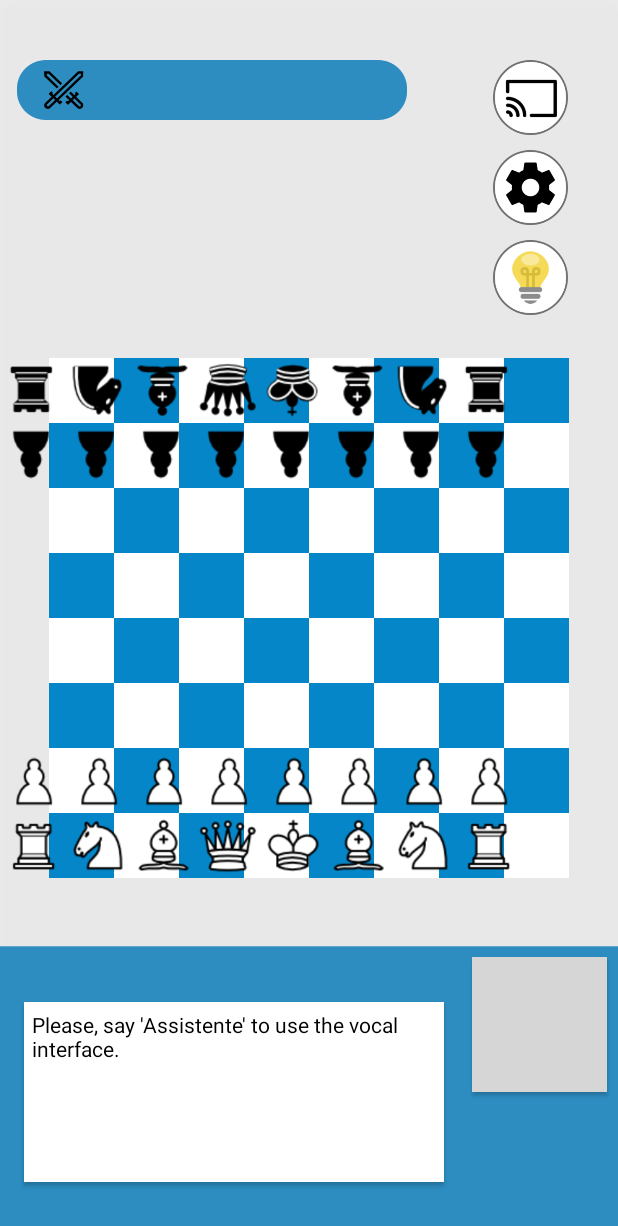
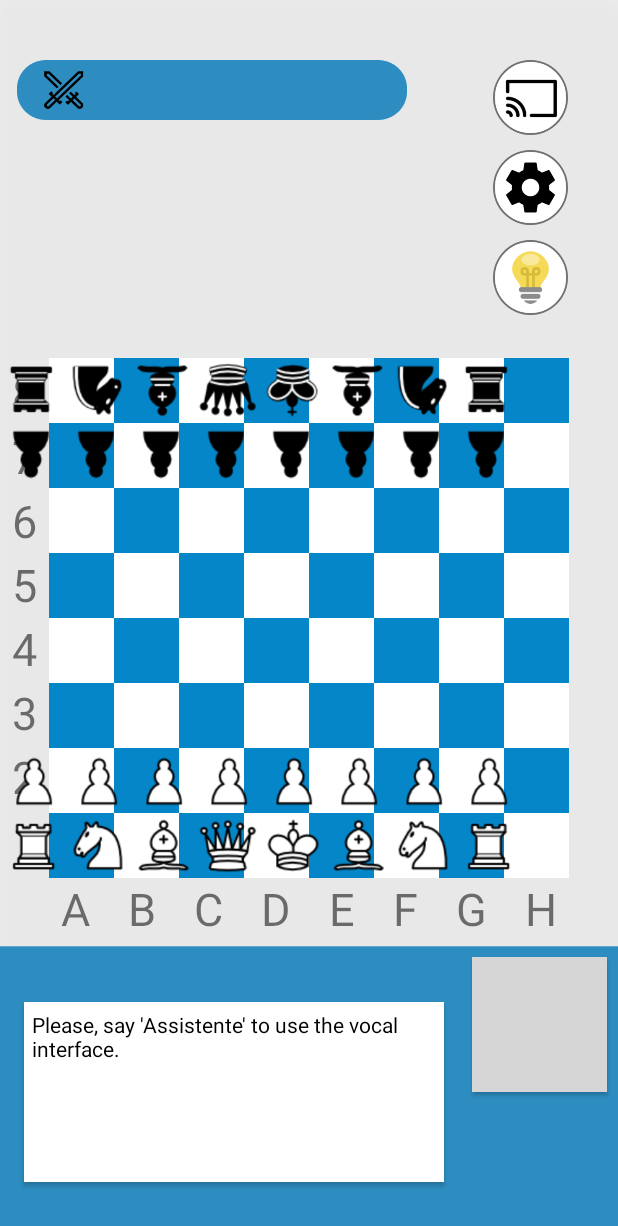
Before and after one commit to ValerioGoretti/ChessEleven, an Android app: the MainActivity screen opened directly, with no data from a screen before it, on a phone screen of 412 x 824 dp. Shown: the top 1226 px of the screen. Run offline under Robolectric (Android 15) with nearby library versions, the phone set to English and light mode, and no system bars; libraries missing offline, so code that uses them is left out: com.github.bhlangonijr.chesslib; 2 statements that could not run were skipped; grey boxes are pictures that could not be loaded.

Commit message:
Update activity_main.xml

```diff
--- a/Chess-master/app/src/main/res/layout/activity_main.xml
+++ b/Chess-master/app/src/main/res/layout/activity_main.xml
@@ -1410,6 +1410,148 @@
             android:onClick="onClick" />
     </GridLayout>
 
+    <LinearLayout
+        android:layout_width="wrap_content"
+        android:layout_height="wrap_content"
+        android:orientation="vertical"
+        app:layout_constraintBottom_toBottomOf="@+id/imageView2"
+        app:layout_constraintEnd_toStartOf="@+id/gridLayout2"
+        app:layout_constraintStart_toStartOf="parent"
+
+        app:layout_constraintTop_toTopOf="@+id/imageView2"
+        app:layout_constraintVertical_bias="0.5">
+
+        <TextView
+            android:layout_width="wrap_content"
+            android:layout_height="wrap_content"
+            android:text="8"
+            android:layout_marginBottom="2dp"
+            android:textSize="30dp"></TextView>
+
+        <TextView
+            android:layout_width="wrap_content"
+            android:layout_height="wrap_content"
+            android:text="7"
+            android:layout_marginBottom="2dp"
+            android:textSize="30dp"></TextView>
+
+        <TextView
+            android:layout_width="wrap_content"
+            android:layout_height="wrap_content"
+            android:text="6"
+
+            android:layout_marginBottom="2dp"
+            android:textSize="30dp"></TextView>
+
+        <TextView
+            android:layout_width="wrap_content"
+            android:layout_height="wrap_content"
+            android:text="5"
+
+            android:layout_marginBottom="2dp"
+            android:textSize="30dp"></TextView>
+
+        <TextView
+            android:layout_width="wrap_content"
+            android:layout_height="wrap_content"
+            android:text="4"
+            android:layout_marginBottom="2dp"
+            android:textSize="30dp"></TextView>
+
+        <TextView
+            android:layout_width="wrap_content"
+            android:layout_height="wrap_content"
+            android:text="3"
+            android:layout_marginBottom="2dp"
+            android:textSize="30dp"></TextView>
+
+        <TextView
+            android:layout_width="wrap_content"
+            android:layout_height="wrap_content"
+            android:text="2"
+            android:layout_marginBottom="2dp"
+            android:textSize="30dp"></TextView>
+
+        <TextView
+            android:layout_width="wrap_content"
+            android:layout_height="wrap_content"
+            android:text="1"
+            android:layout_marginBottom="2dp"
+            android:textSize="30dp"></TextView>
+
+    </LinearLayout>
+
+
+    <LinearLayout
+        android:layout_width="wrap_content"
+        android:layout_height="wrap_content"
+        android:orientation="horizontal"
+        app:layout_constraintBottom_toBottomOf="@+id/imageView2"
+        app:layout_constraintEnd_toEndOf="@+id/gridLayout2"
+
+        app:layout_constraintStart_toStartOf="@+id/gridLayout2"
+        app:layout_constraintTop_toBottomOf="@+id/gridLayout2"
+        app:layout_constraintVertical_bias="0">
+
+        <TextView
+            android:layout_width="wrap_content"
+            android:layout_height="wrap_content"
+            android:text="A"
+            android:textSize="30dp"></TextView>
+
+        <TextView
+            android:layout_width="wrap_content"
+            android:layout_height="wrap_content"
+            android:text="B"
+            android:layout_marginLeft="25dp"
+            android:textSize="30dp"></TextView>
+
+        <TextView
+            android:layout_width="wrap_content"
+            android:layout_height="wrap_content"
+            android:text="C"
+            android:layout_marginLeft="25dp"
+            android:textSize="30dp"></TextView>
+
+        <TextView
+            android:layout_width="wrap_content"
+            android:layout_height="wrap_content"
+            android:text="D"
+            android:layout_marginLeft="25dp"
+            android:textSize="30dp"></TextView>
+
+        <TextView
+            android:layout_width="wrap_content"
+            android:layout_height="wrap_content"
+            android:layout_marginBottom="6dp"
+            android:text="E"
+            android:layout_marginLeft="25dp"
+            android:textSize="30dp"></TextView>
+
+        <TextView
+            android:layout_width="wrap_content"
+            android:layout_height="wrap_content"
+            android:layout_marginBottom="8dp"
+            android:text="F"
+            android:layout_marginLeft="25dp"
+            android:textSize="30dp"></TextView>
+
+        <TextView
+            android:layout_width="wrap_content"
+            android:layout_height="wrap_content"
+            android:layout_marginBottom="9dp"
+            android:text="G"
+            android:layout_marginLeft="25dp"
+            android:textSize="30dp"></TextView>
+
+        <TextView
+            android:layout_width="wrap_content"
+            android:layout_height="wrap_content"
+            android:text="H"
+            android:layout_marginLeft="25dp"
+            android:textSize="30dp"></TextView>
+
+    </LinearLayout>
 
     <!-- Scacchiera per i pezzi (superiore)-->
     <GridLayout
@@ -1422,7 +1564,8 @@
         app:layout_constraintLeft_toLeftOf="parent"
         app:layout_constraintRight_toRightOf="parent"
         app:layout_constraintStart_toStartOf="@+id/imageView2"
-        app:layout_constraintTop_toTopOf="parent">
+        app:layout_constraintTop_toTopOf="parent"
+        app:layout_constraintVertical_bias="0.5">
 
         <TextView
             android:id="@+id/R07"
@@ -1431,8 +1574,7 @@
             android:clickable="true"
             android:elevation="1dp"
             android:longClickable="false"
-            android:onClick="onClick"
-            />
+            android:onClick="onClick" />
 
         <TextView
             android:id="@+id/R17"
@@ -1962,8 +2104,7 @@
             android:clickable="true"
             android:elevation="1dp"
             android:longClickable="false"
-            android:onClick="onClick"
-            />
+            android:onClick="onClick" />
 
         <TextView
             android:id="@+id/R10"
```
